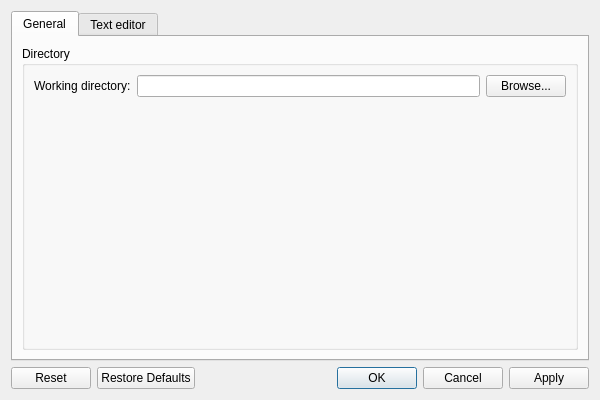
Qt form src/gui/settings_dialog.ui (solarus-games/solarus-quest-editor) before a commit.
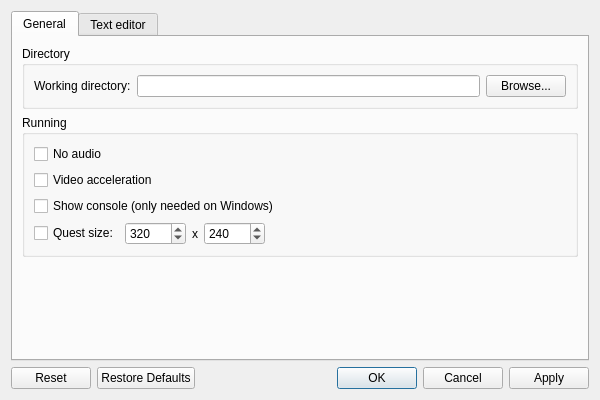
The same form after that commit.

Commit message: Add running settings.

What changed in the file:
```diff
--- a/src/gui/settings_dialog.ui
+++ b/src/gui/settings_dialog.ui
@@ -54,6 +54,124 @@
          </layout>
         </widget>
        </item>
+       <item>
+        <widget class="QGroupBox" name="running_group_box">
+         <property name="title">
+          <string>Running</string>
+         </property>
+         <layout class="QVBoxLayout" name="verticalLayout_4">
+          <item>
+           <widget class="QCheckBox" name="no_audio_field">
+            <property name="text">
+             <string>No audio</string>
+            </property>
+           </widget>
+          </item>
+          <item>
+           <widget class="QCheckBox" name="video_acceleration_field">
+            <property name="text">
+             <string>Video acceleration</string>
+            </property>
+           </widget>
+          </item>
+          <item>
+           <widget class="QCheckBox" name="win_console_field">
+            <property name="text">
+             <string>Show console (only needed on Windows)</string>
+            </property>
+           </widget>
+          </item>
+          <item>
+           <layout class="QHBoxLayout" name="quest_size_layout">
+            <item>
+             <widget class="QCheckBox" name="quest_size_field">
+              <property name="text">
+               <string>Quest size:</string>
+              </property>
+             </widget>
+            </item>
+            <item>
+             <widget class="QSpinBox" name="quest_size_width_field">
+              <property name="maximumSize">
+               <size>
+                <width>70</width>
+                <height>16777215</height>
+               </size>
+              </property>
+              <property name="minimum">
+               <number>8</number>
+              </property>
+              <property name="maximum">
+               <number>99999</number>
+              </property>
+              <property name="singleStep">
+               <number>80</number>
+              </property>
+              <property name="value">
+               <number>320</number>
+              </property>
+             </widget>
+            </item>
+            <item>
+             <widget class="QLabel" name="quest_size_separator_label">
+              <property name="text">
+               <string>x</string>
+              </property>
+             </widget>
+            </item>
+            <item>
+             <widget class="QSpinBox" name="quest_size_height_field">
+              <property name="maximumSize">
+               <size>
+                <width>70</width>
+                <height>16777215</height>
+               </size>
+              </property>
+              <property name="minimum">
+               <number>8</number>
+              </property>
+              <property name="maximum">
+               <number>99999</number>
+              </property>
+              <property name="singleStep">
+               <number>80</number>
+              </property>
+              <property name="value">
+               <number>240</number>
+              </property>
+             </widget>
+            </item>
+            <item>
+             <spacer name="quest_size_spacer">
+              <property name="orientation">
+               <enum>Qt::Horizontal</enum>
+              </property>
+              <property name="sizeHint" stdset="0">
+               <size>
+                <width>40</width>
+                <height>20</height>
+               </size>
+              </property>
+             </spacer>
+            </item>
+           </layout>
+          </item>
+         </layout>
+        </widget>
+       </item>
+       <item>
+        <spacer name="general_spacer">
+         <property name="orientation">
+          <enum>Qt::Vertical</enum>
+         </property>
+         <property name="sizeHint" stdset="0">
+          <size>
+           <width>20</width>
+           <height>40</height>
+          </size>
+         </property>
+        </spacer>
+       </item>
       </layout>
      </widget>
      <widget class="QWidget" name="text_editor_tab">
```
Left out of the diff: 9 changed lines with no effect on the pictures. The commit also changes 5 other files.
